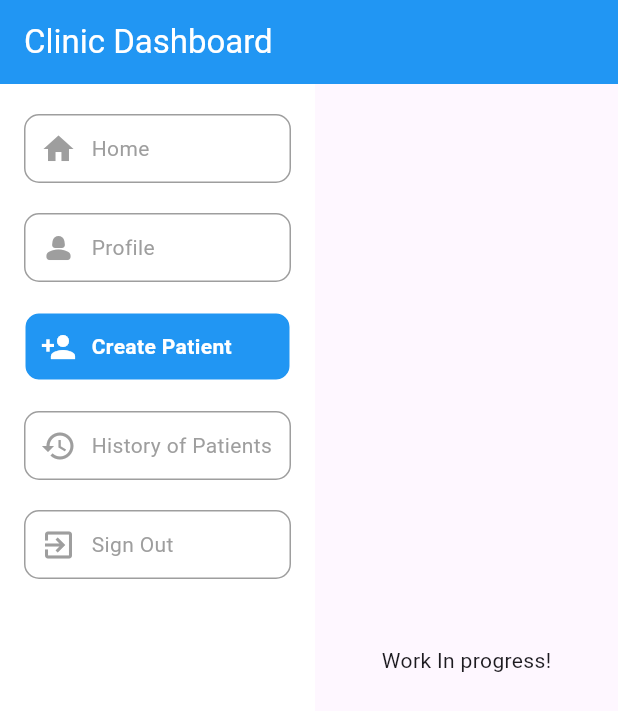
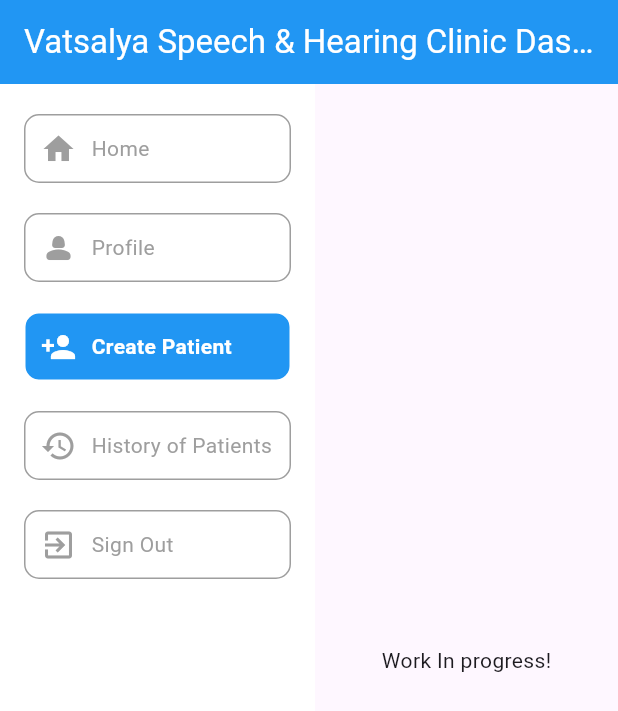
Before and after one commit to chavdajinali/vatsalya_clinic_flutter, a Flutter app: the HomeScreen screen opened directly with empty values, after a tap on "Profile", after a tap on "Create Patient", on a phone screen of 412 x 824 dp. Shown: the top 711 px of the screen. Run offline on Flutter 3.47's test engine with Material 3 defaults, Android fonts, the phone set to English and light mode, and no system bars; our stand-ins replace cloud_firestore, equatable, firebase_core, flutter_bloc, shared_preferences; accounts and stored records are empty.

```diff
--- a/lib/screens/home/home_screen.dart
+++ b/lib/screens/home/home_screen.dart
@@ -39,7 +39,7 @@ class _HomeScreenState extends State<HomeScreen> {
         return Scaffold(
           appBar: AppBar(
             title: const Text(
-              'Clinic Dashboard',
+              'Vatsalya Speech & Hearing Clinic Dashboard',
               style: TextStyle(color: Colors.white),
             ),
             backgroundColor: Colors.blue,
```
